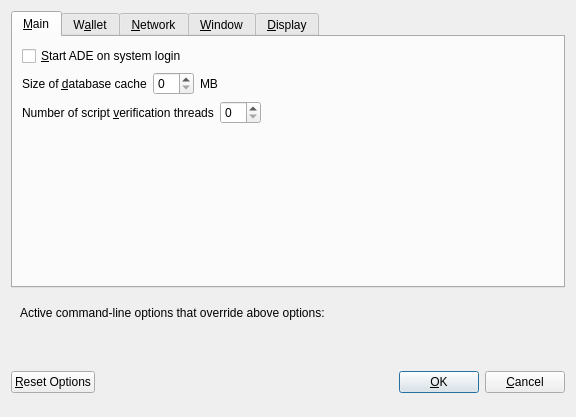
First picture: the form in src/qt/forms/optionsdialog.ui, repository adeptio-project/adeptio, before the edit.
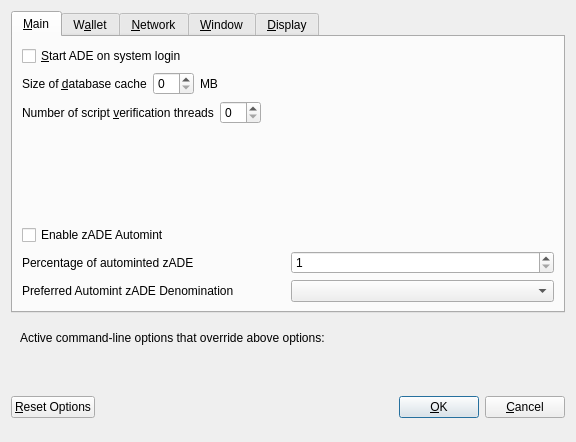
Second picture: the form after the edit. Custom widgets are drawn as their Qt base class.

```diff
--- a/src/qt/forms/optionsdialog.ui
+++ b/src/qt/forms/optionsdialog.ui
@@ -7,7 +7,7 @@
     <x>0</x>
     <y>0</y>
     <width>576</width>
-    <height>417</height>
+    <height>442</height>
    </rect>
   </property>
   <property name="windowTitle">
@@ -130,6 +130,85 @@
          </property>
         </spacer>
        </item>
+       <item>
+        <widget class="QCheckBox" name="checkBoxZeromintEnable">
+         <property name="toolTip">
+          <string>Enable automatic minting of XLQ units to zADE</string>
+         </property>
+         <property name="layoutDirection">
+          <enum>Qt::LeftToRight</enum>
+         </property>
+         <property name="text">
+          <string>Enable zADE Automint</string>
+         </property>
+        </widget>
+       </item>
+       <item>
+        <layout class="QHBoxLayout" name="horizontalLayout_3">
+         <item>
+          <widget class="QLabel" name="percentage_label">
+           <property name="toolTip">
+            <string>Percentage of incoming XLQ which get automatically converted to zADE via Zerocoin Protocol (min: 10%)</string>
+           </property>
+           <property name="text">
+            <string>Percentage of autominted zADE</string>
+           </property>
+          </widget>
+         </item>
+         <item>
+          <widget class="QSpinBox" name="zeromintPercentage">
+           <property name="minimum">
+            <number>1</number>
+           </property>
+           <property name="maximum">
+            <number>100</number>
+           </property>
+          </widget>
+         </item>
+        </layout>
+       </item>
+       <item>
+        <layout class="QHBoxLayout" name="horizontalLayout" stretch="0,0">
+         <property name="sizeConstraint">
+          <enum>QLayout::SetFixedSize</enum>
+         </property>
+         <item>
+          <widget class="QLabel" name="labelPreferredDenom">
+           <property name="maximumSize">
+            <size>
+             <width>16777215</width>
+             <height>16777215</height>
+            </size>
+           </property>
+           <property name="toolTip">
+            <string>Wait with automatic conversion to Zerocoin until enough XLQ for this denomination is available</string>
+           </property>
+           <property name="text">
+            <string>Preferred Automint zADE Denomination</string>
+           </property>
+          </widget>
+         </item>
+         <item>
+          <widget class="QComboBox" name="preferredDenom">
+           <property name="maximumSize">
+            <size>
+             <width>16777215</width>
+             <height>27</height>
+            </size>
+           </property>
+           <property name="toolTip">
+            <string>Wait with automatic conversion to Zerocoin until enough XLQ for this denomination is available</string>
+           </property>
+           <property name="maxVisibleItems">
+            <number>9</number>
+           </property>
+           <property name="maxCount">
+            <number>9</number>
+           </property>
+          </widget>
+         </item>
+        </layout>
+       </item>
       </layout>
      </widget>
      <widget class="QWidget" name="tabWallet">
```
Left out of the diff: 36 changed lines with no effect on the pictures.
